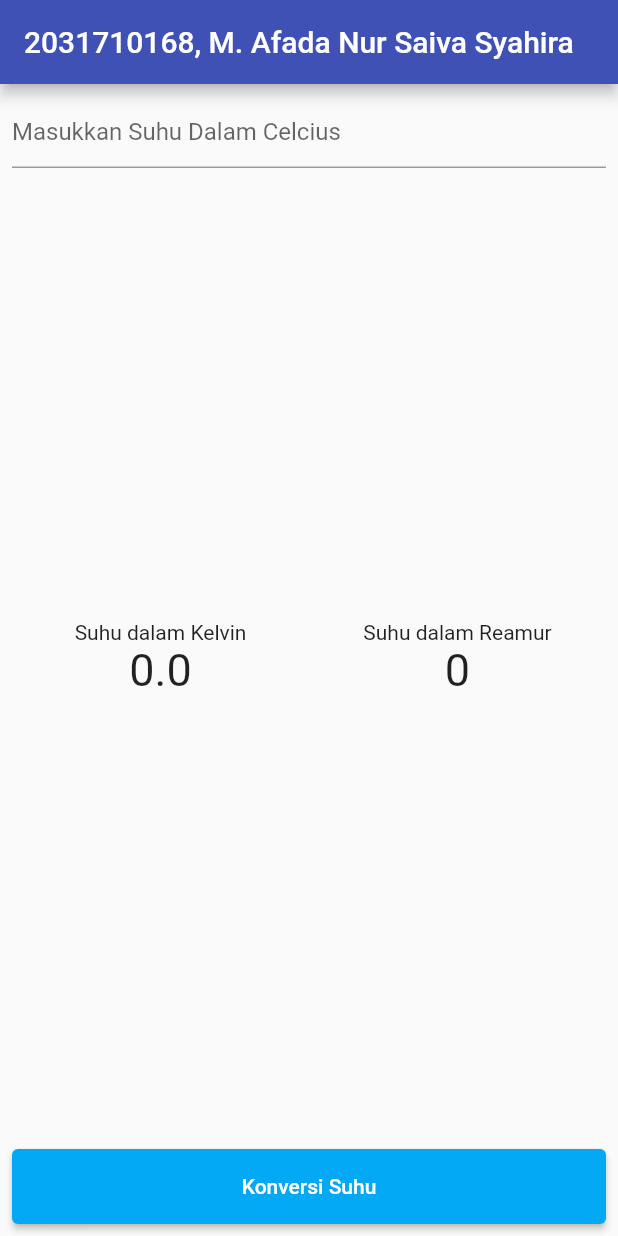
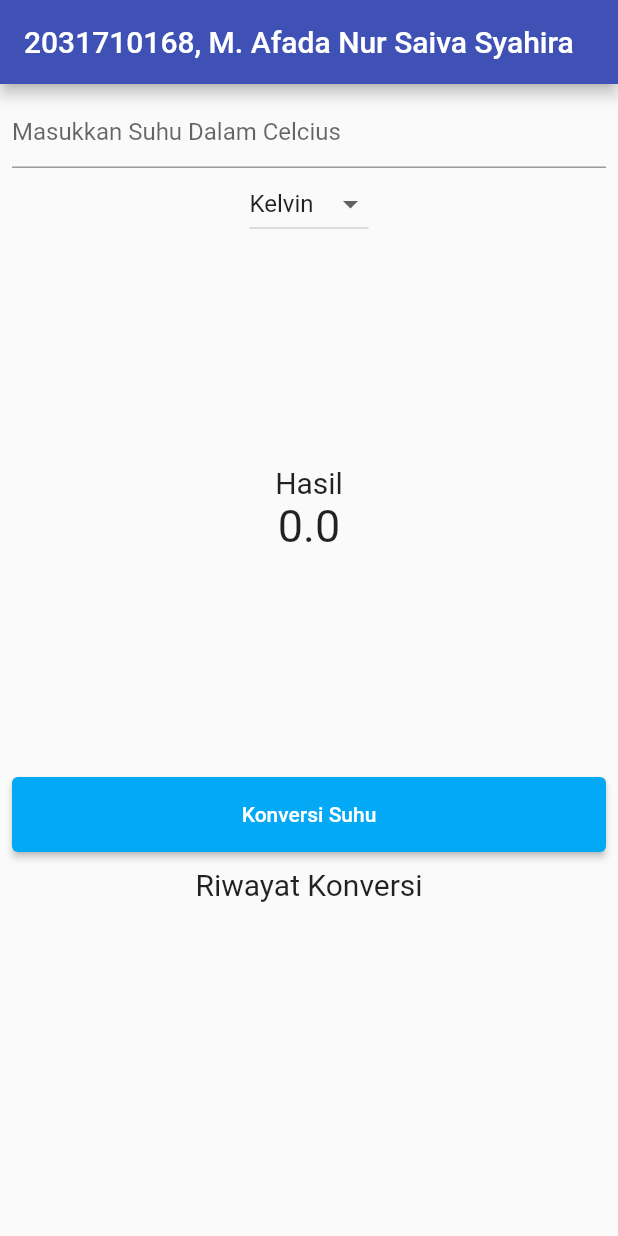
Before and after one commit to MAFADA/04-konversi-suhu-map-flutter, a Flutter app: the screen it shows after launch, after a tap on "Konversi Suhu", on a phone screen of 412 x 824 dp. Run offline on Flutter 3.47's test engine with Material 2 defaults, Android fonts, the phone set to English and light mode, and no system bars.

Commit message:
Tugas Selesai

```diff
--- a/lib/main.dart
+++ b/lib/main.dart
@@ -18,6 +18,10 @@ class _MyAppState extends State<MyApp> {
   double _inputUser = 0;
   double _kelvin = 0;
   double _reamur = 0;
+  var listItem = ["Kelvin", "Reamur"];
+  String _newValue = "Kelvin";
+  double _result = 0;
+  List<String> listViewItem = <String>[];
 
   final etInputUser = TextEditingController();
 
@@ -42,11 +46,29 @@ class _MyAppState extends State<MyApp> {
         body: Container(
           margin: const EdgeInsets.all(8),
           child: Column(
-            mainAxisAlignment: MainAxisAlignment.spaceBetween,
+            // mainAxisAlignment: MainAxisAlignment.spaceBetween,
             children: [
               Input(etInputUser: etInputUser),
-              Result(kelvin: _kelvin, reamur: _reamur),
-              Container(
+              DropdownButton<String>(
+                items: listItem.map((String value) {
+                  return DropdownMenuItem<String>(
+                    value: value,
+                    child: Text(value),
+                  );
+                }).toList(),
+                value: _newValue,
+                onChanged: (String? changeValue) {
+                  setState(() {
+                    _newValue = changeValue!;
+                    _konversiSuhu();
+                  });
+                },
+              ),
+              Result(
+                result: _result,
+              ),
+              SizedBox(
+                child: Container(
                   width: double.infinity,
                   height: 50,
                   child: ElevatedButton(
@@ -62,6 +84,15 @@ class _MyAppState extends State<MyApp> {
                     ),
                   ),
                 ),
+              ),
+              Container(
+                margin: EdgeInsets.only(top: 10, bottom: 10),
+                child: Text(
+                  "Riwayat Konversi",
+                  style: TextStyle(fontSize: 20),
+                ),
+              ),
+              Expanded(child: RiwayatKonversi(listViewItem: listViewItem)),
             ],
           ),
         ),
@@ -70,58 +101,72 @@ class _MyAppState extends State<MyApp> {
   }
 
   void _konversiSuhu() {
+    setState(() {
       _inputUser = double.parse(etInputUser.text);
-    setState(() {
-      _reamur = (4 / 5) * _inputUser;
-      _kelvin = _inputUser + 273;
+      switch (_newValue) {
+        case "Kelvin":
+          {
+            _result = _inputUser + 273;
+            listViewItem.add("Kelvin : " "$_result");
+          }
+          break;
+
+        case "Reamur":
+          {
+            _result = (4 / 5) * _inputUser;
+            listViewItem.add("Reamur : " "$_result");
+          }
+          break;
+      }
     });
+  }
+}
+
+class RiwayatKonversi extends StatelessWidget {
+  const RiwayatKonversi({
+    Key? key,
+    required this.listViewItem,
+  }) : super(key: key);
+
+  final List<String> listViewItem;
+
+  @override
+  Widget build(BuildContext context) {
+    return ListView.builder(
+        itemCount: listViewItem.length,
+        itemBuilder: ((context, index) {
+          return Container(
+            child: Text(listViewItem[index]),
+          );
+        }));
   }
 }
 
 class Result extends StatelessWidget {
   const Result({
     Key? key,
-    required double kelvin,
-    required double reamur,
-  })  : _kelvin = kelvin,
-        _reamur = reamur,
-        super(key: key);
+    required this.result,
+  }) : super(key: key);
 
-  final double _kelvin;
-  final double _reamur;
+  final double result;
 
   @override
   Widget build(BuildContext context) {
     return Container(
       margin: const EdgeInsets.symmetric(vertical: 150),
-      child: Row(children: <Widget>[
-        Expanded(
       child: Column(
+        mainAxisAlignment: MainAxisAlignment.center,
         children: [
-              const Text('Suhu dalam Kelvin'),
           Text(
-                '$_kelvin',
-                style: const TextStyle(
-                  fontSize: 30,
+            "Hasil",
+            style: TextStyle(fontSize: 20),
           ),
-              )
+          Text(
+            result.toStringAsFixed(1),
+            style: TextStyle(fontSize: 30),
+          ),
         ],
       ),
-        ),
-        Expanded(
-          child: Column(
-            children: [
-              const Text('Suhu dalam Reamur'),
-              Text(
-                _reamur.toStringAsFixed(0),
-                style: const TextStyle(
-                  fontSize: 30,
-                ),
-              )
-            ],
-          ),
-        )
-      ]),
     );
   }
 }
```
Lines whose indentation alone changed are shown as unchanged.
